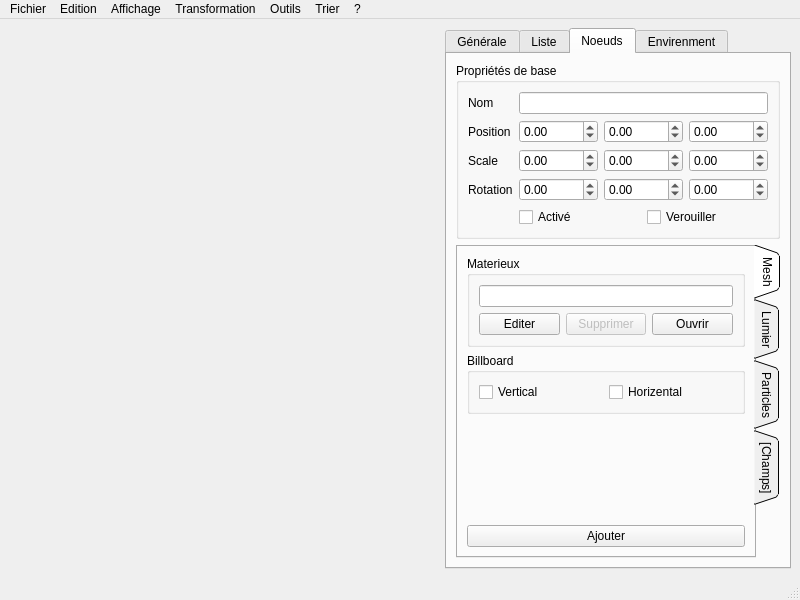
The window that sources/interface.ui (b4n92uid/theball-editor) describes before a commit, drawn with Qt 5.
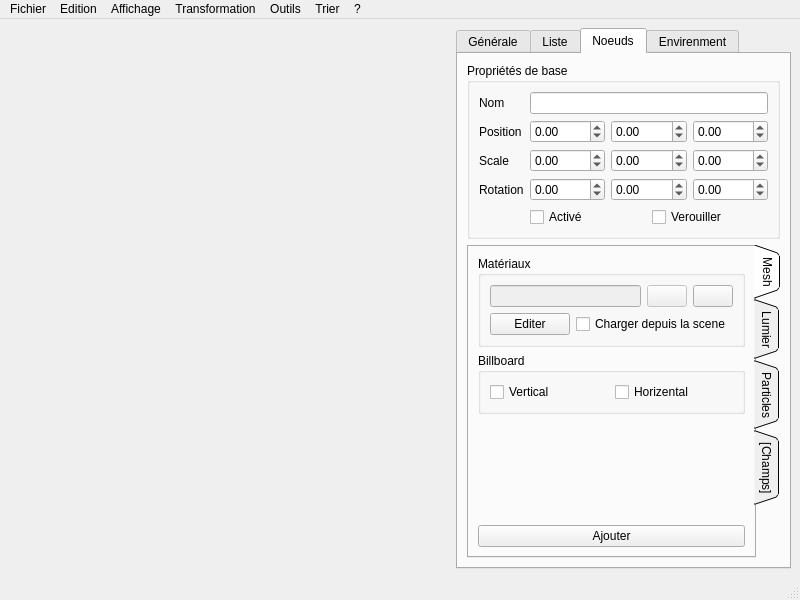
The same window after the commit. Icons and pictures are not drawn. Custom widgets are drawn as their Qt base class.

Commit message: Add support of included material in scene file

Diff of the .ui file:
```diff
--- a/sources/interface.ui
+++ b/sources/interface.ui
@@ -412,22 +412,15 @@
             <item>
              <widget class="QGroupBox" name="groupBox_4">
               <property name="title">
-               <string>Materieux</string>
+               <string>Matériaux</string>
               </property>
               <layout class="QVBoxLayout" name="verticalLayout_2">
-               <item>
-                <widget class="QLineEdit" name="node_mesh_matfile"/>
-               </item>
                <item>
                 <layout class="QHBoxLayout" name="horizontalLayout_24">
                  <item>
-                  <widget class="QPushButton" name="node_mesh_editmat">
-                   <property name="text">
-                    <string>Editer</string>
-                   </property>
-                   <property name="icon">
-                    <iconset resource="ressource.qrc">
-                     <normaloff>:/Medias/medias/pencil.png</normaloff>:/Medias/medias/pencil.png</iconset>
+                  <widget class="QLineEdit" name="node_mesh_matfile">
+                   <property name="enabled">
+                    <bool>false</bool>
                    </property>
                   </widget>
                  </item>
@@ -436,9 +429,6 @@
                    <property name="enabled">
                     <bool>false</bool>
                    </property>
-                   <property name="text">
-                    <string>Supprimer</string>
-                   </property>
                    <property name="icon">
                     <iconset resource="ressource.qrc">
                      <normaloff>:/Medias/medias/cross.png</normaloff>:/Medias/medias/cross.png</iconset>
@@ -447,9 +437,6 @@
                  </item>
                  <item>
                   <widget class="QPushButton" name="node_mesh_setmatfile">
-                   <property name="text">
-                    <string>Ouvrir</string>
-                   </property>
                    <property name="icon">
                     <iconset resource="ressource.qrc">
                      <normaloff>:/Medias/medias/explore.png</normaloff>:/Medias/medias/explore.png</iconset>
@@ -458,6 +445,34 @@
                  </item>
                 </layout>
                </item>
+               <item>
+                <layout class="QHBoxLayout" name="horizontalLayout_8">
+                 <item>
+                  <widget class="QPushButton" name="node_mesh_editmat">
+                   <property name="sizePolicy">
+                    <sizepolicy hsizetype="Fixed" vsizetype="Fixed">
+                     <horstretch>0</horstretch>
+                     <verstretch>0</verstretch>
+                    </sizepolicy>
+                   </property>
+                   <property name="text">
+                    <string>Editer</string>
+                   </property>
+                   <property name="icon">
+                    <iconset resource="ressource.qrc">
+                     <normaloff>:/Medias/medias/pencil.png</normaloff>:/Medias/medias/pencil.png</iconset>
+                   </property>
+                  </widget>
+                 </item>
+                 <item>
+                  <widget class="QCheckBox" name="node_mesh_includedmat">
+                   <property name="text">
+                    <string>Charger depuis la scene</string>
+                   </property>
+                  </widget>
+                 </item>
+                </layout>
+               </item>
               </layout>
              </widget>
             </item>
```
The commit also changes 6 other files.
